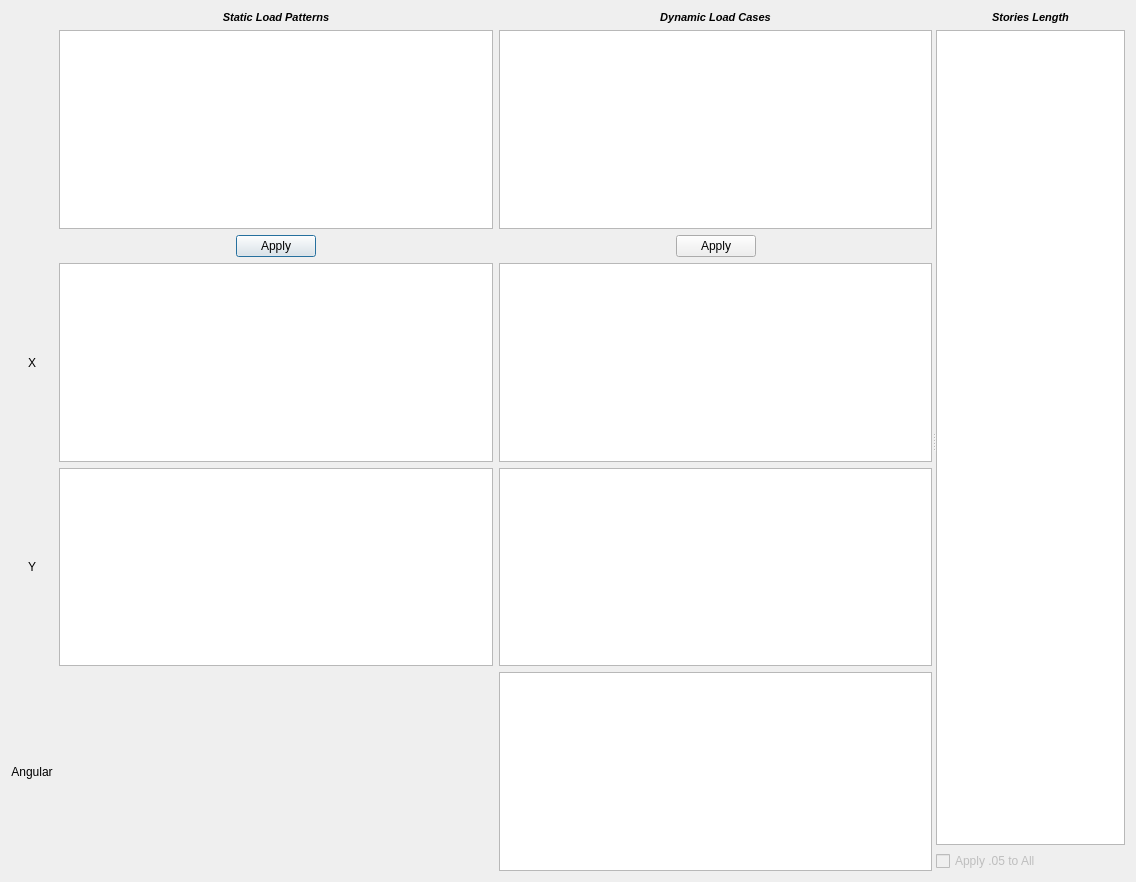
Qt form widgets/aj_correction.ui (ebrahimraeyat/civilTools) before a commit.
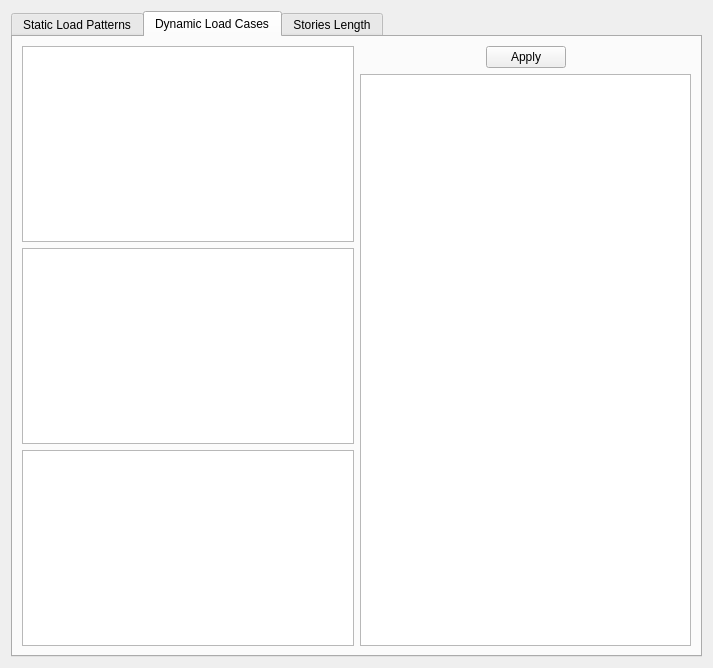
The same form after that commit. The open tabs and pages were chosen to show the change.

Commit message: change the ui for aj table

Patch:
```diff
--- a/widgets/aj_correction.ui
+++ b/widgets/aj_correction.ui
@@ -6,8 +6,8 @@
    <rect>
     <x>0</x>
     <y>0</y>
-    <width>1136</width>
-    <height>882</height>
+    <width>713</width>
+    <height>668</height>
    </rect>
   </property>
   <property name="windowTitle">
@@ -15,70 +15,42 @@
   </property>
   <layout class="QHBoxLayout" name="horizontalLayout_3">
    <item>
-    <widget class="QSplitter" name="splitter">
-     <property name="orientation">
-      <enum>Qt::Horizontal</enum>
+    <widget class="QTabWidget" name="tabWidget">
+     <property name="currentIndex">
+      <number>0</number>
      </property>
-     <widget class="QWidget" name="layoutWidget">
-      <layout class="QGridLayout" name="gridLayout">
-       <item row="0" column="1">
-        <widget class="QLabel" name="label">
-         <property name="font">
-          <font>
-           <pointsize>8</pointsize>
-           <weight>75</weight>
-           <italic>true</italic>
-           <bold>true</bold>
-           <strikeout>false</strikeout>
-           <kerning>true</kerning>
-          </font>
-         </property>
-         <property name="text">
+     <widget class="QWidget" name="tab">
+      <attribute name="title">
           <string>Static Load Patterns</string>
-         </property>
-         <property name="alignment">
-          <set>Qt::AlignCenter</set>
+      </attribute>
+      <layout class="QHBoxLayout" name="horizontalLayout_3">
+       <item>
+        <layout class="QVBoxLayout" name="verticalLayout">
+         <item>
+          <widget class="QListWidget" name="x_load_pattern_list">
+           <property name="enabled">
+            <bool>true</bool>
+           </property>
+           <property name="sortingEnabled">
+            <bool>true</bool>
          </property>
         </widget>
        </item>
-       <item row="0" column="2">
-        <widget class="QLabel" name="label_2">
-         <property name="font">
-          <font>
-           <pointsize>8</pointsize>
-           <weight>75</weight>
-           <italic>true</italic>
-           <bold>true</bold>
-           <strikeout>false</strikeout>
-           <kerning>true</kerning>
-          </font>
-         </property>
-         <property name="text">
-          <string>Dynamic Load Cases</string>
-         </property>
-         <property name="alignment">
-          <set>Qt::AlignCenter</set>
-         </property>
-        </widget>
-       </item>
-       <item row="1" column="1">
-        <widget class="QTableView" name="aj_apply_static_view">
-         <property name="sizeAdjustPolicy">
-          <enum>QAbstractScrollArea::AdjustToContents</enum>
-         </property>
-        </widget>
-       </item>
-       <item row="1" column="2">
-        <widget class="QTableView" name="aj_apply_dynamic_view">
+         <item>
+          <widget class="QListWidget" name="y_load_pattern_list">
          <property name="enabled">
           <bool>true</bool>
          </property>
-         <property name="sizeAdjustPolicy">
-          <enum>QAbstractScrollArea::AdjustToContents</enum>
+           <property name="sortingEnabled">
+            <bool>true</bool>
          </property>
         </widget>
        </item>
-       <item row="2" column="1">
+        </layout>
+       </item>
+       <item>
+        <layout class="QVBoxLayout" name="verticalLayout_4">
+         <item>
         <layout class="QHBoxLayout" name="horizontalLayout">
          <item>
           <spacer name="horizontalSpacer_2">
@@ -115,7 +87,59 @@
          </item>
         </layout>
        </item>
-       <item row="2" column="2">
+         <item>
+          <widget class="QTableView" name="aj_apply_static_view">
+           <property name="sizeAdjustPolicy">
+            <enum>QAbstractScrollArea::AdjustToContents</enum>
+           </property>
+          </widget>
+         </item>
+        </layout>
+       </item>
+      </layout>
+     </widget>
+     <widget class="QWidget" name="tab_2">
+      <attribute name="title">
+       <string>Dynamic Load Cases</string>
+      </attribute>
+      <layout class="QHBoxLayout" name="horizontalLayout_4">
+       <item>
+        <layout class="QVBoxLayout" name="verticalLayout_3">
+         <item>
+          <widget class="QListWidget" name="x_loadcase_list">
+           <property name="enabled">
+            <bool>true</bool>
+           </property>
+           <property name="sortingEnabled">
+            <bool>true</bool>
+           </property>
+          </widget>
+         </item>
+         <item>
+          <widget class="QListWidget" name="y_loadcase_list">
+           <property name="enabled">
+            <bool>true</bool>
+           </property>
+           <property name="sortingEnabled">
+            <bool>true</bool>
+           </property>
+          </widget>
+         </item>
+         <item>
+          <widget class="QListWidget" name="angular_loadcase_list">
+           <property name="enabled">
+            <bool>true</bool>
+           </property>
+           <property name="sortingEnabled">
+            <bool>true</bool>
+           </property>
+          </widget>
+         </item>
+        </layout>
+       </item>
+       <item>
+        <layout class="QVBoxLayout" name="verticalLayout_5">
+         <item>
         <layout class="QHBoxLayout" name="horizontalLayout_2">
          <item>
           <spacer name="horizontalSpacer_3">
@@ -155,110 +179,25 @@
          </item>
         </layout>
        </item>
-       <item row="3" column="0">
-        <widget class="QLabel" name="label_3">
-         <property name="text">
-          <string>X</string>
-         </property>
-         <property name="alignment">
-          <set>Qt::AlignCenter</set>
-         </property>
-        </widget>
-       </item>
-       <item row="3" column="1">
-        <widget class="QListWidget" name="x_load_pattern_list">
-         <property name="enabled">
-          <bool>true</bool>
-         </property>
-         <property name="sortingEnabled">
-          <bool>true</bool>
-         </property>
-        </widget>
-       </item>
-       <item row="3" column="2">
-        <widget class="QListWidget" name="x_loadcase_list">
-         <property name="enabled">
-          <bool>true</bool>
-         </property>
-         <property name="sortingEnabled">
-          <bool>true</bool>
-         </property>
-        </widget>
-       </item>
-       <item row="4" column="0">
-        <widget class="QLabel" name="label_4">
-         <property name="text">
-          <string>Y</string>
-         </property>
-         <property name="alignment">
-          <set>Qt::AlignCenter</set>
-         </property>
-        </widget>
-       </item>
-       <item row="4" column="1">
-        <widget class="QListWidget" name="y_load_pattern_list">
-         <property name="enabled">
-          <bool>true</bool>
-         </property>
-         <property name="sortingEnabled">
-          <bool>true</bool>
-         </property>
-        </widget>
-       </item>
-       <item row="4" column="2">
-        <widget class="QListWidget" name="y_loadcase_list">
-         <property name="enabled">
-          <bool>true</bool>
-         </property>
-         <property name="sortingEnabled">
-          <bool>true</bool>
-         </property>
-        </widget>
-       </item>
-       <item row="5" column="0">
-        <widget class="QLabel" name="label_5">
-         <property name="text">
-          <string>Angular</string>
-         </property>
-         <property name="alignment">
-          <set>Qt::AlignCenter</set>
-         </property>
-        </widget>
-       </item>
-       <item row="5" column="2">
-        <widget class="QListWidget" name="angular_loadcase_list">
-         <property name="enabled">
-          <bool>true</bool>
-         </property>
-         <property name="sortingEnabled">
-          <bool>true</bool>
-         </property>
-        </widget>
-       </item>
-      </layout>
-     </widget>
-     <widget class="QWidget" name="layoutWidget">
-      <layout class="QVBoxLayout" name="verticalLayout">
        <item>
-        <widget class="QLabel" name="label_14">
-         <property name="font">
-          <font>
-           <pointsize>8</pointsize>
-           <weight>75</weight>
-           <italic>true</italic>
-           <bold>true</bold>
-           <strikeout>false</strikeout>
-           <kerning>true</kerning>
-          </font>
-         </property>
-         <property name="text">
+          <widget class="QTableView" name="aj_apply_dynamic_view">
+           <property name="enabled">
+            <bool>true</bool>
+           </property>
+           <property name="sizeAdjustPolicy">
+            <enum>QAbstractScrollArea::AdjustToContents</enum>
+           </property>
+          </widget>
+         </item>
+        </layout>
+       </item>
+      </layout>
+     </widget>
+     <widget class="QWidget" name="tab_3">
+      <attribute name="title">
           <string>Stories Length</string>
-         </property>
-         <property name="alignment">
-          <set>Qt::AlignCenter</set>
-         </property>
-        </widget>
-       </item>
+      </attribute>
+      <layout class="QVBoxLayout" name="verticalLayout_2">
        <item>
         <widget class="QTableView" name="story_xy_length">
          <property name="sizeAdjustPolicy">
@@ -269,16 +208,6 @@
          </property>
         </widget>
        </item>
-       <item>
-        <widget class="QCheckBox" name="checkBox">
-         <property name="enabled">
-          <bool>false</bool>
-         </property>
-         <property name="text">
-          <string>Apply .05 to All</string>
-         </property>
-        </widget>
-       </item>
       </layout>
      </widget>
     </widget>
```
Left out of the diff: 2 changed lines with no effect on the pictures. Lines whose indentation alone changed are shown as unchanged. The commit also changes 1 other file.
